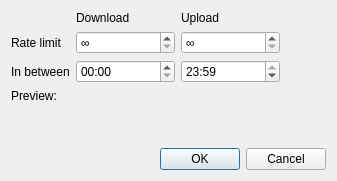
Old version of the form src/gui/timerangedialog.ui in the repository qbittorrent/qBittorrent.
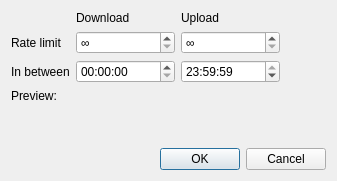
New version of the form.

Commit message: Display times in user locale

```diff
--- a/src/gui/timerangedialog.ui
+++ b/src/gui/timerangedialog.ui
@@ -72,9 +72,6 @@
      </item>
      <item row="3" column="1">
       <widget class="QTimeEdit" name="timeEditFrom">
-       <property name="displayFormat">
-        <string notr="true">hh:mm</string>
-       </property>
        <property name="time">
         <time>
          <hour>0</hour>
@@ -86,9 +83,6 @@
      </item>
      <item row="3" column="2">
       <widget class="QTimeEdit" name="timeEditTo">
-       <property name="displayFormat">
-        <string notr="true">hh:mm</string>
-       </property>
        <property name="time">
         <time>
          <hour>23</hour>
```
The commit also changes 3 other files.
